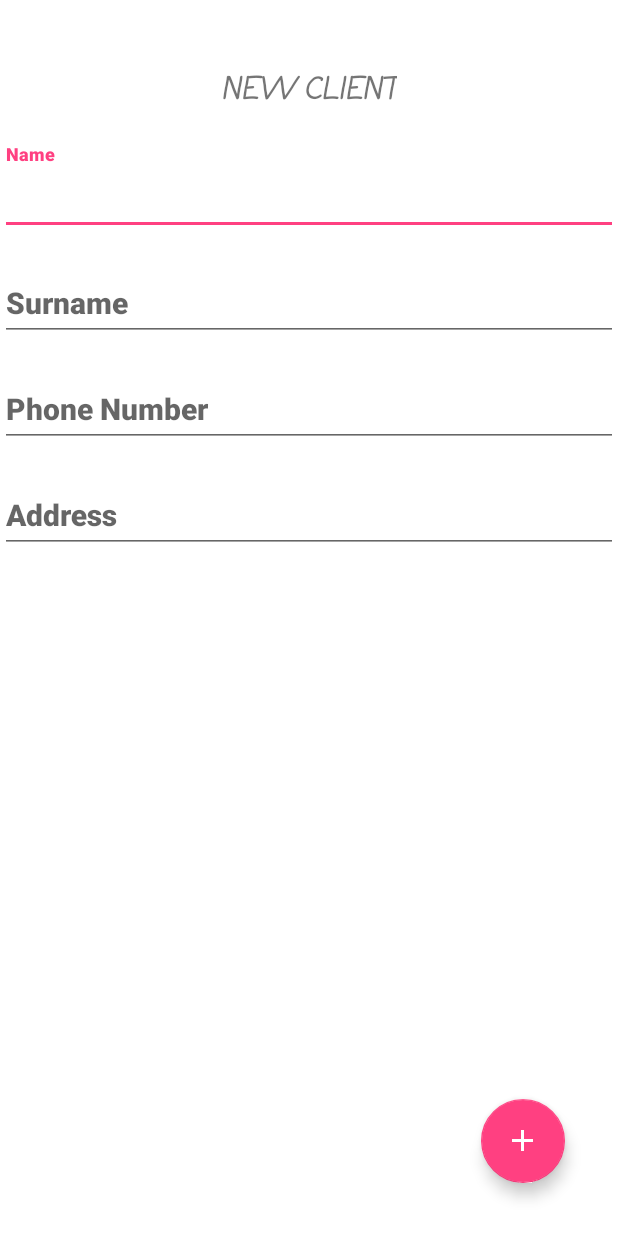
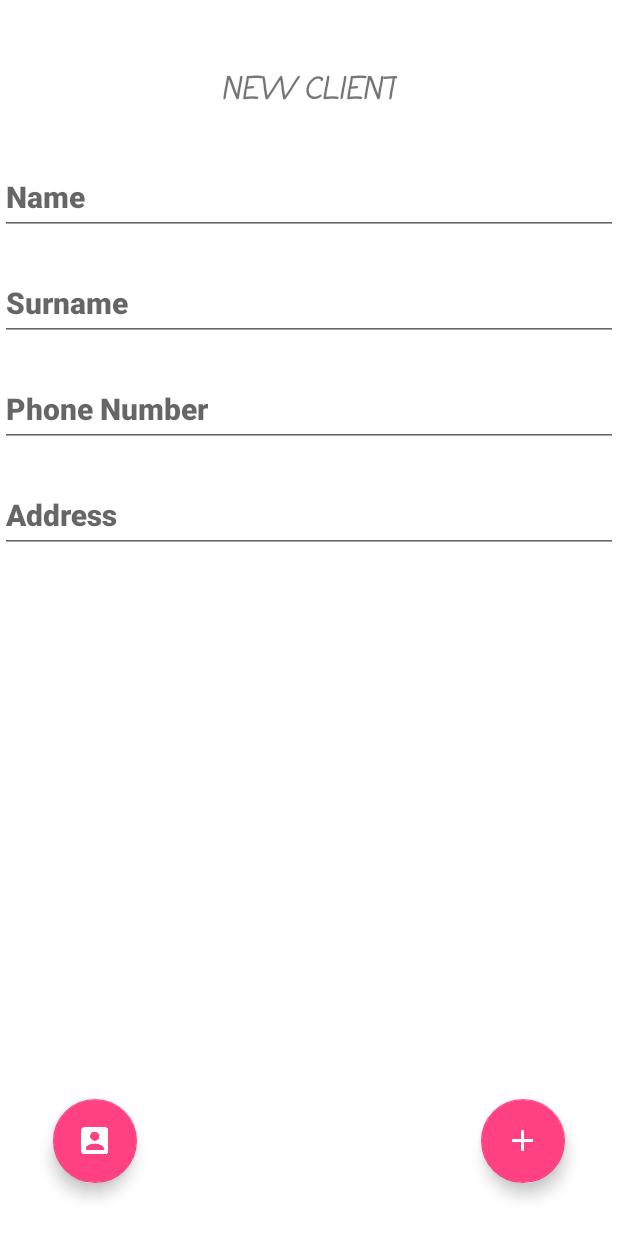
Before and after one commit to Szpansky/ConCat, an Android app: the AddEditPersonActivity screen opened directly, with no data from a screen before it, on a phone screen of 412 x 824 dp. Run offline under Robolectric (Android 15) with nearby library versions, the phone set to English and light mode, and no system bars; our stand-ins replace AdMob.

```diff
--- a/app/build.gradle
+++ b/app/build.gradle
@@ -7,8 +7,8 @@ android {
         applicationId "com.apps.szpansky.concat"
         minSdkVersion 16
         targetSdkVersion 25
-        versionCode 2
-        versionName "1.01"
+        versionCode 3
+        versionName "1.11"
         testInstrumentationRunner "android.support.test.runner.AndroidJUnitRunner"
     }
     buildTypes {
--- a/app/src/main/AndroidManifest.xml
+++ b/app/src/main/AndroidManifest.xml
@@ -7,6 +7,7 @@
     <uses-permission android:name="android.permission.READ_EXTERNAL_STORAGE" />
     <uses-permission android:name="android.permission.INTERNET" />
     <uses-permission android:name="android.permission.ACCESS_NETWORK_STATE" />
+    <uses-permission android:name="android.permission.READ_CONTACTS" />
 
     <application
         android:allowBackup="true"
--- a/app/src/main/res/layout/activity_add_edit_person.xml
+++ b/app/src/main/res/layout/activity_add_edit_person.xml
@@ -9,6 +9,12 @@
     android:orientation="vertical"
     tools:context="com.apps.szpansky.concat.add_edit.AddEditPersonActivity">
 
+    <LinearLayout
+        android:layout_width="0px"
+        android:layout_height="0px"
+        android:layout_weight="1"
+        android:focusable="true"
+        android:focusableInTouchMode="true" />
 
     <ScrollView
         android:id="@+id/scrollView2"
@@ -19,13 +25,6 @@
             android:layout_width="match_parent"
             android:layout_height="wrap_content"
             android:orientation="vertical">
-
-            <LinearLayout
-                android:layout_width="match_parent"
-                android:layout_height="match_parent"
-                android:layout_weight="1"
-                android:focusable="true"
-                android:focusableInTouchMode="true" />
 
             <TextView
                 android:id="@+id/textView19"
@@ -152,5 +151,19 @@
         app:fabSize="normal"
         app:srcCompat="@mipmap/ic_add_white_24dp" />
 
+    <android.support.design.widget.FloatingActionButton
+        android:id="@+id/openContacts"
+        android:layout_width="wrap_content"
+        android:layout_height="wrap_content"
+        android:layout_alignParentBottom="true"
+        android:layout_alignParentStart="true"
+        android:layout_alignParentLeft="true"
+        android:layout_marginBottom="@dimen/default_margin"
+        android:layout_marginStart="@dimen/default_margin"
+        android:layout_marginLeft="@dimen/default_margin"
+        android:clickable="true"
+        app:fabSize="normal"
+        app:srcCompat="@mipmap/ic_account_box_white_24dp" />
+
 
 </RelativeLayout>
```
Also changed, not shown: app/src/main/java/com/apps/szpansky/concat/add_edit/AddEditPersonActivity.java (+67 -1 lines), app/src/main/res/layout/activity_add_edit_catalog.xml (+7 -7 lines), app/src/main/res/layout/activity_add_edit_items.xml (+6 -6 lines).
